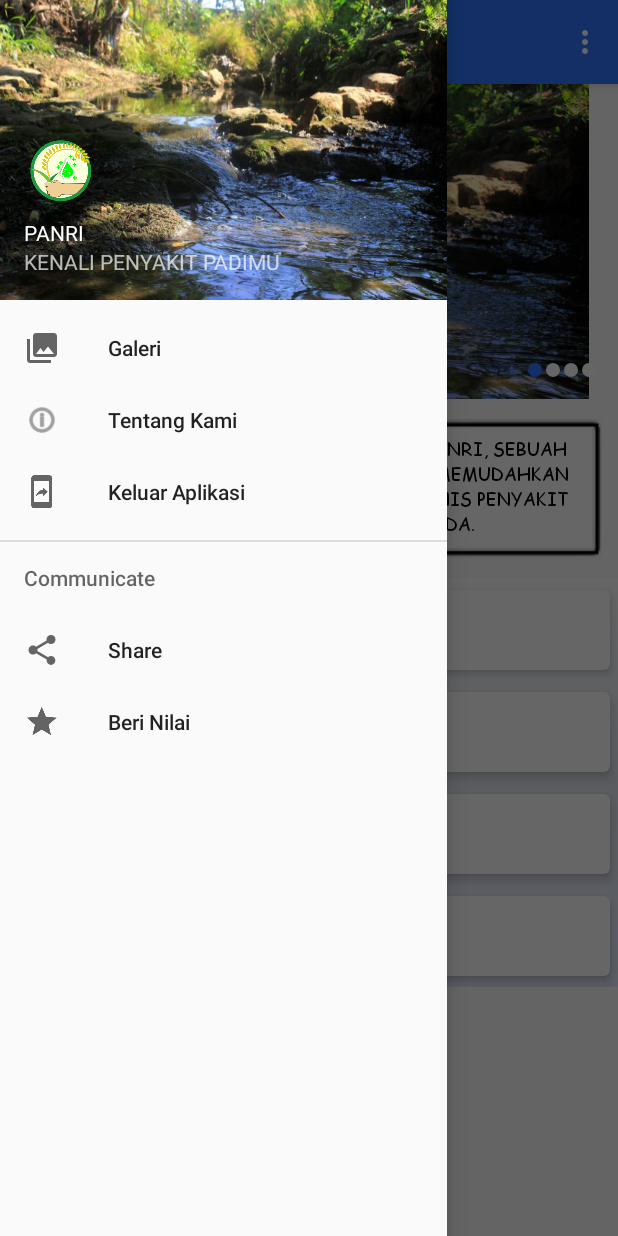
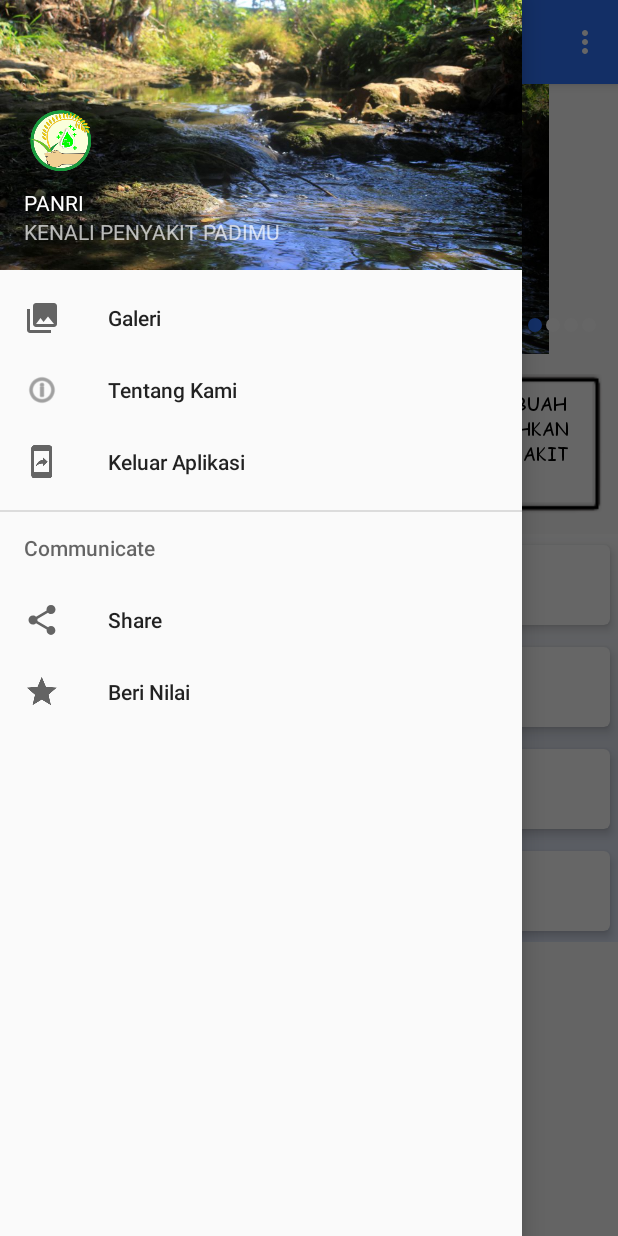
Before and after one commit to AlexzPurewoko/PANRI, an Android app: the MainActivity screen opened directly, with no data from a screen before it, with the side drawer open, on a phone screen of 412 x 824 dp. Run offline under Robolectric (Android 15) with nearby library versions, the phone set to English and light mode, and no system bars; network calls fail; 3 statements that could not run were skipped.

Commit message:
updating the dimension resource

```diff
--- a/app/src/main/res/layout/activity_main.xml
+++ b/app/src/main/res/layout/activity_main.xml
@@ -19,7 +19,6 @@
         android:layout_width="match_parent"
         android:layout_height="match_parent"
         android:layout_gravity="start"
-        android:layout_marginRight="50dp"
         android:fitsSystemWindows="true"
         app:headerLayout="@layout/nav_header_main"
         app:menu="@menu/activity_main_drawer" />
--- a/app/src/main/res/layout/activity_main_section_largeimage.xml
+++ b/app/src/main/res/layout/activity_main_section_largeimage.xml
@@ -12,6 +12,7 @@
         android:layout_height="@dimen/actmain_dimen_viewpager_height"
         android:layout_alignParentTop="true"
         android:scaleType="fitXY"
+        android:adjustViewBounds="false"
         app:srcCompat="@drawable/side_nav_bar" />
 
 </RelativeLayout>
--- a/app/src/main/res/layout/nav_header_main.xml
+++ b/app/src/main/res/layout/nav_header_main.xml
@@ -2,7 +2,7 @@
 <LinearLayout xmlns:android="http://schemas.android.com/apk/res/android"
     xmlns:app="http://schemas.android.com/apk/res-auto"
     android:layout_width="match_parent"
-    android:layout_height="@dimen/nav_header_height"
+    android:layout_height="@dimen/actmain_dimen_viewpager_height"
     android:background="@drawable/viewpager_area_1"
     android:gravity="bottom"
     android:orientation="vertical"
--- a/app/src/main/res/values-hdpi/dimens.xml
+++ b/app/src/main/res/values-hdpi/dimens.xml
@@ -1,10 +1,11 @@
 <?xml version="1.0" encoding="utf-8"?>
 <resources>
     <dimen name="actsplash_dimen_img_wh">190dp</dimen>
+    <dimen name="actmain_dimen_viewpager_height">180dp</dimen>
     <dimen name="actsplash_dimen_margintopimg">30dp</dimen>
     <dimen name="acttutor_dimen_btn_mulai_frag4">230dp</dimen>
     <dimen name="frag3_dimen_marginTopLyt">50dp</dimen>
-    <dimen name="frag3_dimen_txtbesar">17sp</dimen>
+    <dimen name="frag3_dimen_txtbesar">16sp</dimen>
     <dimen name="frag3_dimen_txtkecil">11sp</dimen>
     <dimen name="actsplash_dimen_loading_wh">50dp</dimen>
     <dimen name="actmain_dimen_opimg_incard_wh">40dp</dimen>
--- a/app/src/main/res/values-xhdpi/dimens.xml
+++ b/app/src/main/res/values-xhdpi/dimens.xml
@@ -1,6 +1,6 @@
 <resources>
     <!-- Default screen margins, per the Android Design guidelines. -->
-    <dimen name="actmain_dimen_viewpager_height">210dp</dimen>
+    <dimen name="actmain_dimen_viewpager_height">220dp</dimen>
     <dimen name="actmain_dimen_petani_wh">100dp</dimen>
     <dimen name="actmain_dimen_opimg_incard_wh">50dp</dimen>
     <dimen name="nav_header_height">200dp</dimen>
--- a/app/src/main/res/values-xxhdpi/dimens.xml
+++ b/app/src/main/res/values-xxhdpi/dimens.xml
@@ -1,6 +1,7 @@
 <?xml version="1.0" encoding="utf-8"?>
 <resources>
     <dimen name="actsplash_dimen_img_wh">210dp</dimen>
+    <dimen name="actmain_dimen_viewpager_height">200dp</dimen>
     <dimen name="actsplash_dimen_margintopimg">50dp</dimen>
     <dimen name="acttutor_dimen_btn_mulai_frag4">250dp</dimen>
     <dimen name="frag3_dimen_marginTopLyt">70dp</dimen>
--- /dev/null
+++ b/app/src/main/res/values-xxxhdpi/dimens.xml
@@ -0,0 +1,4 @@
+<?xml version="1.0" encoding="utf-8"?>
+<resources>
+    <dimen name="actmain_dimen_viewpager_height">230dp</dimen>
+</resources>
```
